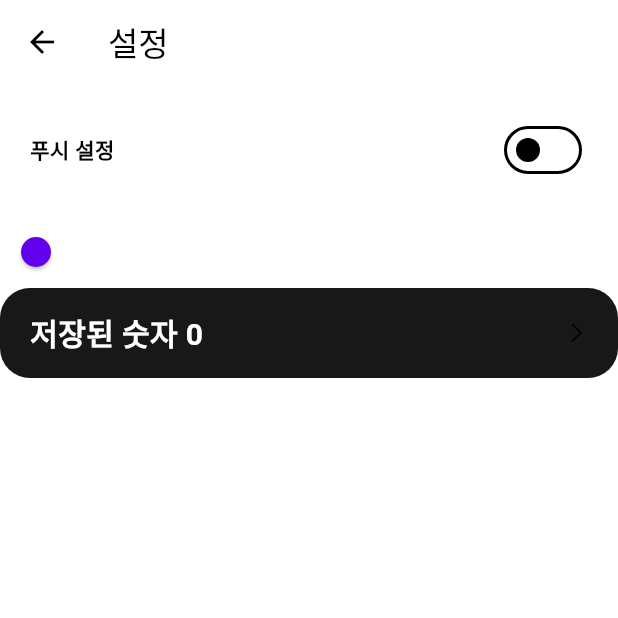
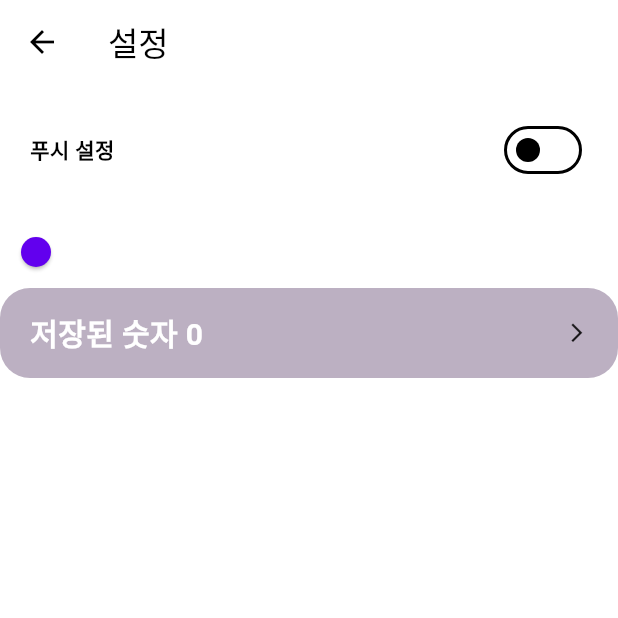
Before and after one commit to gkdis6/ExpenseApp, a Flutter app: the SettingScreen screen opened directly, on a phone screen of 412 x 824 dp, the top half of it. Run offline on Flutter 3.47's test engine with Material 3 defaults, Android fonts, the phone set to English and light mode, and no system bars; our stand-ins replace easy_localization, flutter_dotenv, get, google_fonts, shared_preferences, supabase_flutter and 3 more; missing offline and left inert: nav; accounts and stored records are empty.

Commit message:
big_button 색상 변경

```diff
--- a/lib/data/theme/color/abs_theme_colors.dart
+++ b/lib/data/theme/color/abs_theme_colors.dart
@@ -50,7 +50,7 @@ abstract class AbstractThemeColors {
 
   Color get buttonBackground => const Color.fromARGB(255, 48, 48, 48);
 
-  Color get roundedLayoutBackground => const Color.fromARGB(255, 24, 24, 24);
+  Color get roundedLayoutBackground => const Color.fromARGB(255, 188, 176, 194);
 
   Color get unreadColor => const Color.fromARGB(255, 48, 48, 48);
 
```
